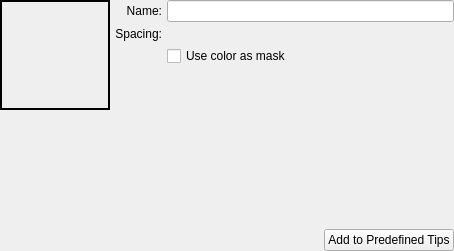
Above: krita/plugins/paintops/libpaintop/forms/wdgclipboardbrush.ui from KDE/krita before the change. Below: the same form after it.
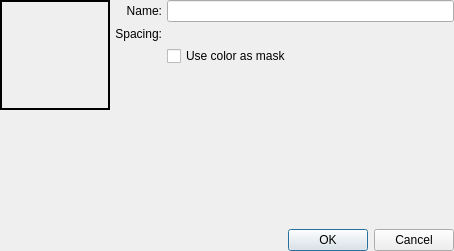
That is the form after the change. Custom widgets are drawn as their Qt base class.

Commit message:
Brush editor Stamp and Clipboard refactoring
The Stamp and Clipboard tabs are removed and they become buttons
in the Predefined tab, so that the user must add a predefined
brush tip to use it first.
This solves some issues and inconsistencies with
temporary brush tips by removing the need of them.

Fixes a crash that happened when selecting a temporary brush
after adding the respective clone to the predefined or
when deleting the cloned brush.

Fixes a crash when attempting to add a Clipboard brush tip when the
clipboard is empty.

```diff
--- a/krita/plugins/paintops/libpaintop/forms/wdgclipboardbrush.ui
+++ b/krita/plugins/paintops/libpaintop/forms/wdgclipboardbrush.ui
@@ -1,7 +1,7 @@
 <?xml version="1.0" encoding="UTF-8"?>
 <ui version="4.0">
  <class>KisWdgClipboardBrush</class>
- <widget class="QWidget" name="KisWdgClipboardBrush">
+ <widget class="QDialog" name="KisWdgClipboardBrush">
   <property name="geometry">
    <rect>
     <x>0</x>
@@ -148,23 +148,22 @@
         </spacer>
        </item>
        <item>
-        <widget class="QPushButton" name="saveBrush">
-         <property name="sizePolicy">
-          <sizepolicy hsizetype="Fixed" vsizetype="Fixed">
-           <horstretch>0</horstretch>
-           <verstretch>0</verstretch>
-          </sizepolicy>
-         </property>
-         <property name="maximumSize">
-          <size>
-           <width>16777215</width>
-           <height>16777215</height>
-          </size>
-         </property>
-         <property name="text">
-          <string>Add to Predefined Tips</string>
-         </property>
-        </widget>
+       <widget class="QDialogButtonBox" name="buttonBox">
+        <property name="geometry">
+         <rect>
+          <x>30</x>
+          <y>240</y>
+          <width>341</width>
+          <height>32</height>
+         </rect>
+        </property>
+        <property name="orientation">
+         <enum>Qt::Horizontal</enum>
+        </property>
+        <property name="standardButtons">
+         <set>QDialogButtonBox::Cancel|QDialogButtonBox::Ok</set>
+        </property>
+       </widget>
        </item>
       </layout>
      </item>
```
Left out of the diff: 15 changed lines with no effect on the pictures. The commit also changes 12 other files.
